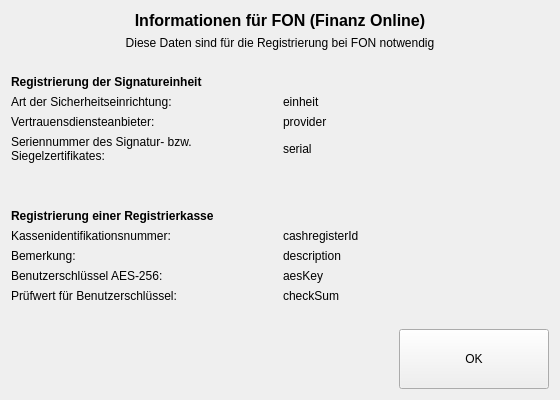
First picture: the form in src/ui/foninfo.ui, repository todvora/qrk-registrier-kasse, before the edit.
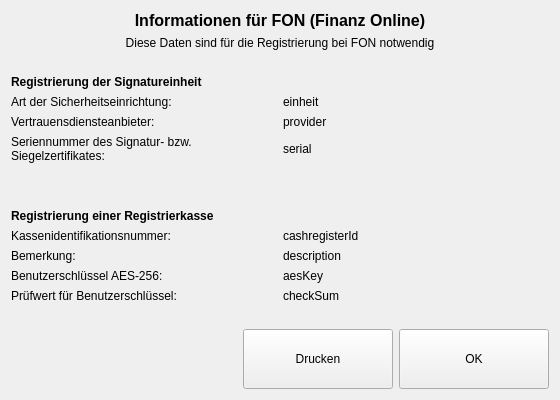
Second picture: the form after the edit.

Commit message: print FONInfo

```diff
--- a/src/ui/foninfo.ui
+++ b/src/ui/foninfo.ui
@@ -315,7 +315,20 @@
         </spacer>
        </item>
        <item>
-        <widget class="QPushButton" name="pushButton">
+        <widget class="QPushButton" name="printPushButton">
+         <property name="minimumSize">
+          <size>
+           <width>150</width>
+           <height>60</height>
+          </size>
+         </property>
+         <property name="text">
+          <string>Drucken</string>
+         </property>
+        </widget>
+       </item>
+       <item>
+        <widget class="QPushButton" name="okPushButton">
          <property name="sizePolicy">
           <sizepolicy hsizetype="Minimum" vsizetype="MinimumExpanding">
            <horstretch>0</horstretch>
```
The commit also changes 3 other files.
